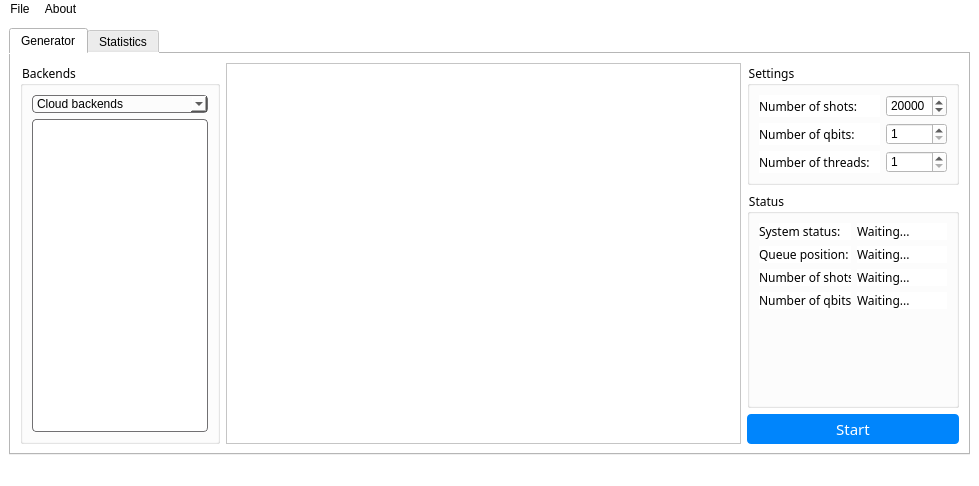
This is MainWindow.ui in rialbat/IBMqRNG as Qt 5 draws it before an edit. The edited form follows.
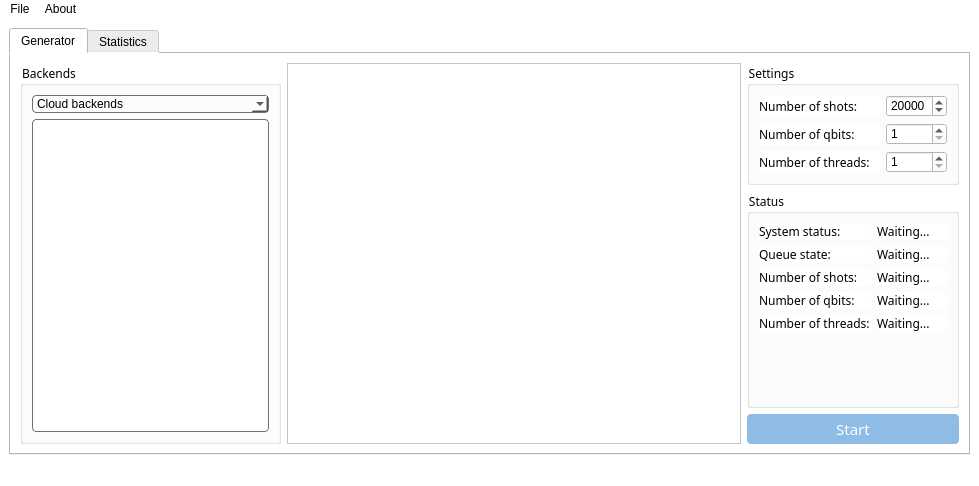
This is the edited form. Icons and pictures are not drawn. Custom widgets are drawn as their Qt base class.

```diff
--- a/MainWindow.ui
+++ b/MainWindow.ui
@@ -107,7 +107,7 @@
            <widget class="QGroupBox" name="groupBox">
             <property name="maximumSize">
              <size>
-              <width>200</width>
+              <width>261</width>
               <height>16777215</height>
              </size>
             </property>
@@ -261,13 +261,13 @@
                     <widget class="QLabel" name="systemLabel">
                      <property name="minimumSize">
                       <size>
-                       <width>92</width>
+                       <width>112</width>
                        <height>0</height>
                       </size>
                      </property>
                      <property name="maximumSize">
                       <size>
-                       <width>92</width>
+                       <width>112</width>
                        <height>16777215</height>
                       </size>
                      </property>
@@ -297,18 +297,18 @@
                      </property>
                      <property name="minimumSize">
                       <size>
-                       <width>92</width>
+                       <width>112</width>
                        <height>0</height>
                       </size>
                      </property>
                      <property name="maximumSize">
                       <size>
-                       <width>92</width>
+                       <width>112</width>
                        <height>16777215</height>
                       </size>
                      </property>
                      <property name="text">
-                      <string>Queue position:</string>
+                      <string>Queue state:</string>
                      </property>
                     </widget>
                    </item>
@@ -333,13 +333,13 @@
                      </property>
                      <property name="minimumSize">
                       <size>
-                       <width>92</width>
+                       <width>112</width>
                        <height>0</height>
                       </size>
                      </property>
                      <property name="maximumSize">
                       <size>
-                       <width>92</width>
+                       <width>112</width>
                        <height>16777215</height>
                       </size>
                      </property>
@@ -363,13 +363,13 @@
                     <widget class="QLabel" name="qbitsLabelStatus">
                      <property name="minimumSize">
                       <size>
-                       <width>92</width>
+                       <width>112</width>
                        <height>0</height>
                       </size>
                      </property>
                      <property name="maximumSize">
                       <size>
-                       <width>92</width>
+                       <width>112</width>
                        <height>16777215</height>
                       </size>
                      </property>
@@ -387,6 +387,36 @@
                    </item>
                   </layout>
                  </item>
+                 <item>
+                  <layout class="QHBoxLayout" name="horizontalLayout_13">
+                   <item>
+                    <widget class="QLabel" name="threadsLabelStatus">
+                     <property name="minimumSize">
+                      <size>
+                       <width>112</width>
+                       <height>0</height>
+                      </size>
+                     </property>
+                     <property name="maximumSize">
+                      <size>
+                       <width>112</width>
+                       <height>16777215</height>
+                      </size>
+                     </property>
+                     <property name="text">
+                      <string>Number of threads:</string>
+                     </property>
+                    </widget>
+                   </item>
+                   <item>
+                    <widget class="QLabel" name="threadsLabelStatusValue">
+                     <property name="text">
+                      <string>Waiting...</string>
+                     </property>
+                    </widget>
+                   </item>
+                  </layout>
+                 </item>
                 </layout>
                </item>
                <item row="1" column="0">
@@ -407,6 +437,9 @@
             </item>
             <item>
              <widget class="QPushButton" name="startPushButton">
+              <property name="enabled">
+               <bool>false</bool>
+              </property>
               <property name="minimumSize">
                <size>
                 <width>0</width>
```
